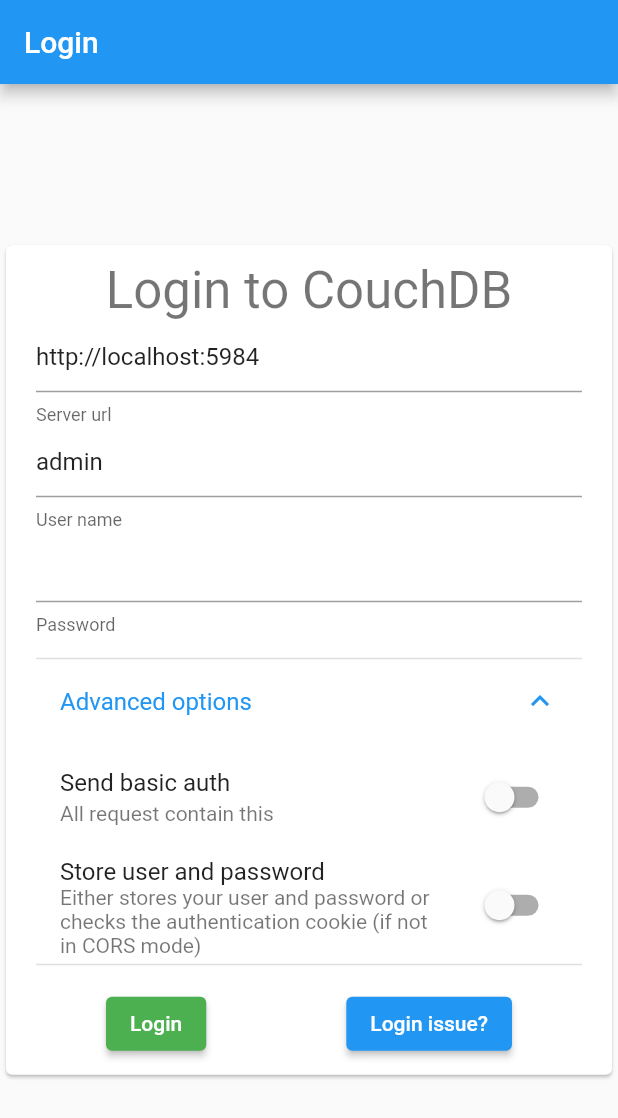
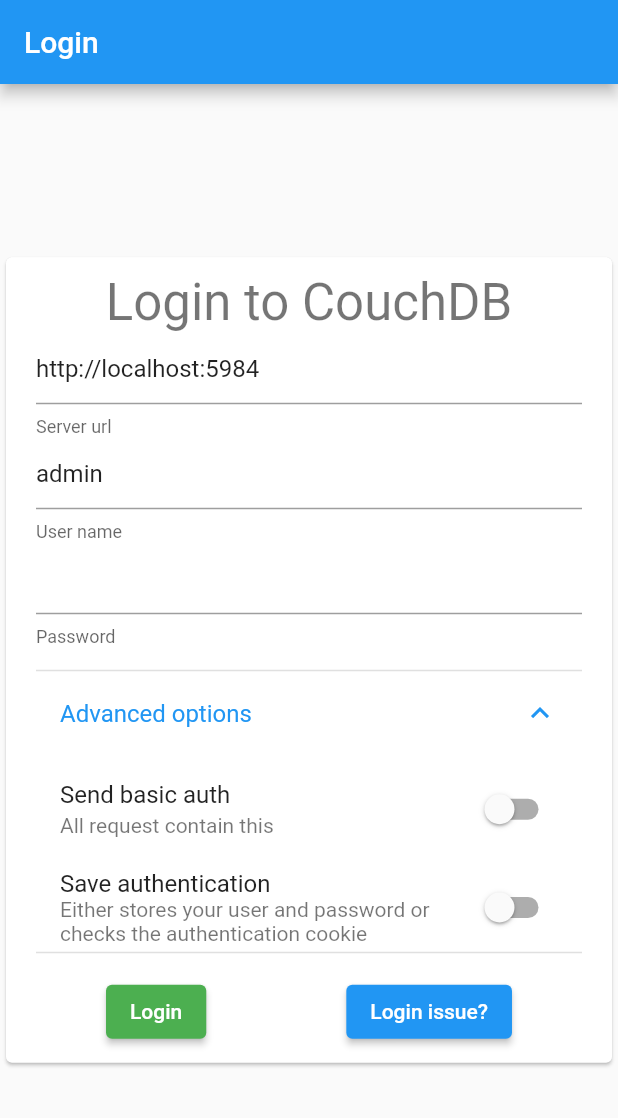
Before and after one commit to Dev-Owl/Caladrius, a Flutter app: the screen it shows after launch, after a tap on "Advanced options", on a phone screen of 412 x 824 dp. Shown: the top 1118 px of the screen. Run offline on Flutter 3.47's test engine with Material 2 defaults, Android fonts, the phone set to English and light mode, and no system bars; our stand-ins replace bloc, flutter_bloc, shared_preferences; missing offline and left inert: universal_html.

Commit message:
Routing & Authentication

```diff
--- a/lib/bloc/login_bloc.dart
+++ b/lib/bloc/login_bloc.dart
@@ -4,6 +4,7 @@
 import 'package:caladrius/core/clientHelper.dart';
 import 'package:meta/meta.dart';
 import 'package:shared_preferences/shared_preferences.dart';
+import 'package:flutter/foundation.dart' show kIsWeb;
 
 part 'login_event.dart';
 part 'login_state.dart';
@@ -38,8 +39,11 @@
     try {
       final prefs = await SharedPreferences.getInstance();
       if (request.storeAuth) {
-        await prefs.setString('username', request.username);
-        await prefs.setString('password', request.password);
+        if (!kIsWeb) {
+          //Don't store on the web
+          await prefs.setString('username', request.username);
+          await prefs.setString('password', request.password);
+        }
         await prefs.setString('serverUrl', request.serverUrl);
         await prefs.setBool('storeAuth', true);
       } else {
--- a/lib/component/bootSteps/LoginBootStep.dart
+++ b/lib/component/bootSteps/LoginBootStep.dart
@@ -15,7 +15,7 @@
   }
 
   @override
-  bool stepRequired(SharedPreferences preferences) {
+  Future<bool> stepRequired(SharedPreferences preferences) async {
     String? serverUrl;
     _AuthDetails? details;
     if ((preferences.getBool('storeAuth') ?? false) &&
@@ -23,10 +23,16 @@
       //2 Ways to go:
       //CORS -> no way to read the cookie as its http only
       //App/NoneCors -> either read the cookie or get login details
-
+      serverUrl = preferences.getString('serverUrl');
       if (kIsWeb) {
         if (document.cookie?.isEmpty ?? true) {
           //We are runnin in CORS mode need to read user and pass
+          if (serverUrl != null) {
+            final client = PillowClientHelper.initClient(serverUrl);
+            if (await client.checkAuthentication()) {
+              return false;
+            }
+          }
           details = _getAuthDetails(preferences);
         } else {
           //TODO implement none CORS mode, read cookie and check if still ok
@@ -34,7 +40,6 @@
       } else {
         details = _getAuthDetails(preferences);
       }
-      serverUrl = preferences.getString('serverUrl');
       if (serverUrl != null && (details?.present ?? false)) {
         PillowClientHelper.initClient(serverUrl,
             username: details?.user, password: details?.password);
--- a/lib/component/bootstrap.dart
+++ b/lib/component/bootstrap.dart
@@ -32,17 +32,34 @@
 
   @override
   Widget build(BuildContext context) {
-    while (
-        bootRunning && !widget.steps[currentIndex].stepRequired(preferences)) {
+    return StreamBuilder<Widget>(
+        stream: work(),
+        builder: (c, snap) {
+          if (snap.hasData) {
+            return snap.data!;
+          }
+          return Scaffold(
+            body: Center(
+              child: CircularProgressIndicator(),
+            ),
+          );
+        });
+  }
+
+  Stream<Widget> work() async* {
+    while (bootRunning &&
+        !(await widget.steps[currentIndex].stepRequired(preferences))) {
       if (currentIndex + 1 < widget.steps.length) {
         currentIndex++;
       } else {
         bootRunning = false;
       }
     }
-    if (bootRunning) return widget.steps[currentIndex].buildStep(this);
-
-    return widget.bootCompleted();
+    if (bootRunning) {
+      yield widget.steps[currentIndex].buildStep(this);
+    } else {
+      yield widget.bootCompleted();
+    }
   }
 
   @override
@@ -74,7 +91,7 @@
 
 abstract class BootstrapStep {
   const BootstrapStep();
-  bool stepRequired(SharedPreferences prefs);
+  Future<bool> stepRequired(SharedPreferences prefs);
   Widget buildStep(BootstrapController controller);
 }
 
--- a/lib/component/loginForm.dart
+++ b/lib/component/loginForm.dart
@@ -152,9 +152,9 @@
                       },
                     ),
                     SwitchListTile(
-                        title: Text('Store user and password'),
+                        title: Text('Save authentication'),
                         subtitle: Text(
-                            'Either stores your user and password or checks the authentication cookie (if not in CORS mode)'),
+                            'Either stores your user and password or checks the authentication cookie'),
                         value: storeAuthDataInClient,
                         onChanged: (newValue) {
                           setState(() {
--- /dev/null
+++ b/lib/core/router.dart
@@ -0,0 +1,112 @@
+import 'package:caladrius/component/bootstrap.dart';
+import 'package:caladrius/screens/corsHelp.dart';
+import 'package:caladrius/screens/dashboard.dart';
+import 'package:caladrius/widget/CaladriusBootstrap.dart';
+import 'package:flutter/material.dart';
+
+class AppRouter {
+  //Create a root that ensures a login/session
+  static PageRoute bootstrapRoute(BootCompleted call, RoutingData data) =>
+      _FadeRoute(
+        CaladriusBootstrap(call),
+        data.fullRoute,
+        data,
+      );
+  //Create a simple route no login before
+  static PageRoute pageRoute(
+    Widget child,
+    RoutingData data,
+  ) =>
+      _FadeRoute(
+        child,
+        data.fullRoute,
+        data,
+      );
+
+  static Route<dynamic> generateRoute(RouteSettings settings) {
+    late RoutingData data;
+    if (settings.name == null) {
+      data = RoutingData.home(); //Default route to dashboard
+    } else {
+      data = (settings.name ?? '').getRoutingData; //route to url
+    }
+    //Only the first segment defines the route
+    switch (data.route.first) {
+      case 'cors':
+        {
+          return pageRoute(CorsHelp(), data);
+        }
+      default:
+        {
+          //Fallback to the dashboard/login
+          return bootstrapRoute(() => Dashboard(), data);
+        }
+    }
+  }
+}
+
+class RoutingData {
+  @override
+  int get hashCode => route.hashCode;
+
+  final List<String> route;
+  final Map<String, String> _queryParameters;
+
+  String get fullRoute => Uri(
+          pathSegments: route,
+          queryParameters: _queryParameters.isEmpty ? null : _queryParameters)
+      .toString();
+
+  RoutingData(
+    this.route,
+    Map<String, String> queryParameters,
+  ) : _queryParameters = queryParameters;
+
+  //Our fallback to the dashboard
+  RoutingData.home([this.route = const ['dashboard']]) : _queryParameters = {};
+
+  String? operator [](String key) => _queryParameters[key];
+}
+
+extension StringExtension on String {
+  RoutingData get getRoutingData {
+    final uri = Uri.parse(this);
+
+    return RoutingData(
+      uri.pathSegments,
+      uri.queryParameters,
+    );
+  }
+}
+
+class _FadeRoute extends PageRouteBuilder {
+  final Widget child;
+  final String routeName;
+  final RoutingData data;
+  _FadeRoute(
+    this.child,
+    this.routeName,
+    this.data,
+  ) : super(
+          settings: RouteSettings(
+            name: routeName,
+            arguments: data,
+          ),
+          pageBuilder: (
+            BuildContext context,
+            Animation<double> animation,
+            Animation<double> secondaryAnimation,
+          ) =>
+              child,
+          transitionsBuilder: (
+            BuildContext context,
+            Animation<double> animation,
+            Animation<double> secondaryAnimation,
+            Widget child,
+          ) =>
+              FadeTransition(
+            opacity: animation,
+            child: child,
+          ),
+        );
+}
--- a/lib/main.dart
+++ b/lib/main.dart
@@ -1,12 +1,6 @@
-import 'package:caladrius/component/bootstrap.dart';
-import 'package:caladrius/screens/corsHelp.dart';
-import 'package:caladrius/screens/dashboard.dart';
-import 'package:caladrius/widget/CaladriusBootstrap.dart';
+import 'package:caladrius/core/router.dart';
 import 'package:flutter/material.dart';
 import 'package:shared_preferences/shared_preferences.dart';
-
-//TODO Rethink auth options for CORS, storing user and password is bad, URL is required session test could be to check if stored cookie is fine
-//
 
 late SharedPreferences preferences;
 
@@ -19,18 +13,15 @@
 }
 
 class MyApp extends StatelessWidget {
-  Widget bootstrapRoute(BootCompleted call) => CaladriusBootstrap(call);
-
   @override
   Widget build(BuildContext context) {
     return MaterialApp(
       debugShowCheckedModeBanner: false,
       title: 'Caladrius',
+      //This will bootsrap the login
       initialRoute: 'dashboard',
-      routes: {
-        'dashboard': (c) => bootstrapRoute(() => Dashboard()),
-        'cors': (context) => CorsHelp(),
-      },
+      onGenerateRoute: AppRouter.generateRoute,
+      //TODO Below theme is a placeholder
       theme: ThemeData(
         primarySwatch: Colors.blue,
       ),
--- a/lib/pillowdart/client.dart
+++ b/lib/pillowdart/client.dart
@@ -45,7 +45,8 @@
     if (authTest.statusCode == 200) {
       final authState = jsonDecode(authTest.body);
       if (authState != null) {
-        if (authState['userCtx']['name'] == username) {
+        if (authState['userCtx']['name'] != null) {
+          username = authState['userCtx']['name'];
           return true;
         }
       }
--- a/lib/screens/corsHelp.dart
+++ b/lib/screens/corsHelp.dart
@@ -1,9 +1,16 @@
+import 'package:caladrius/core/router.dart';
 import 'package:flutter/material.dart';
 
 class CorsHelp extends StatelessWidget {
   @override
   Widget build(BuildContext context) {
-    final firstRoute = ModalRoute.of(context)?.isFirst ?? true;
+    final route = ModalRoute.of(context);
+    final firstRoute = route?.isFirst ?? true;
+    final RoutingData? args = route?.settings.arguments as RoutingData;
+    if (args != null) {
+      print(args.fullRoute);
+    }
+
     List<Widget>? actions = [];
     if (firstRoute) {
       actions.add(IconButton(
--- a/lib/screens/dashboard.dart
+++ b/lib/screens/dashboard.dart
@@ -1,4 +1,5 @@
 import 'package:caladrius/core/clientHelper.dart';
+import 'package:caladrius/core/exceptions/authenticationFailed.dart';
 import 'package:caladrius/core/exceptions/noClient.dart';
 import 'package:caladrius/component/loginForm.dart';
 import 'package:caladrius/widget/CaladriusBootstrap.dart';
@@ -38,7 +39,8 @@
           future: getAllDatabases(),
           builder: (c, snapshot) {
             if (snapshot.hasError) {
-              if (snapshot.error is NoClientException) {
+              if (snapshot.error is NoClientException ||
+                  snapshot.error is AuthenticationFailed) {
                 return LoginForm();
               } else {
                 return Text(
```
